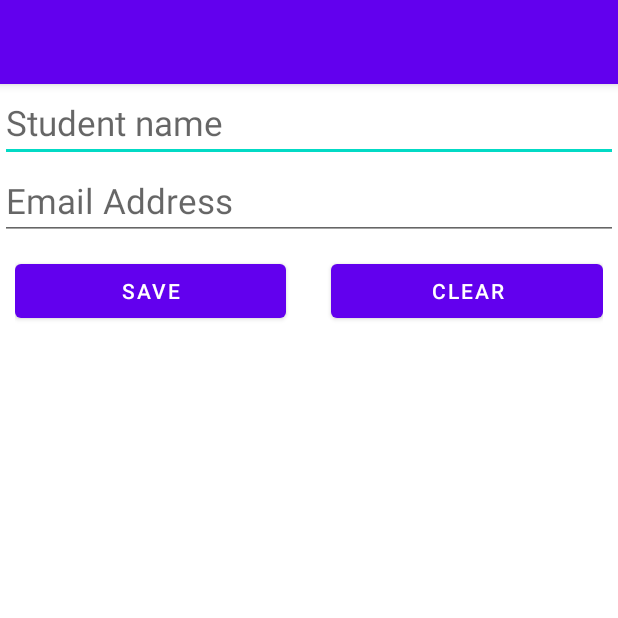
After one commit to gaurav-1pandey/KotLinLearning, an Android app: the CRUD screen opened directly, with no data from a screen before it, on a phone screen of 412 x 824 dp, the top half of it. The commit adds this screen. Run offline under Robolectric (Android 15) with nearby library versions, the phone set to English and light mode, and no system bars; our stand-ins replace Room's generated code.

Commit message:
working on crud

```diff
--- a/app/build.gradle
+++ b/app/build.gradle
@@ -1,6 +1,7 @@
 plugins {
     id 'com.android.application'
     id 'org.jetbrains.kotlin.android'
+    id 'kotlin-kapt'
 }
 
 android {
@@ -47,7 +48,10 @@ dependencies {
     implementation "androidx.lifecycle:lifecycle-livedata-ktx:$lifecycle_version"
     // Lifecycles only (without ViewModel or LiveData)
 
+    def room_version = "2.5.2"
 
+    implementation "androidx.room:room-runtime:$room_version"
+    kapt  "androidx.room:room-compiler:$room_version"
 
     // this was not being added easily .....  to add this i hae changed the gradel
     // version from the gradel wrapper properties to compatible gradel for java 19.0.1
@@ -56,7 +60,7 @@ dependencies {
 
     implementation "androidx.lifecycle:lifecycle-extensions:2.2.0-alpha04"
     implementation "androidx.lifecycle:lifecycle-viewmodel-ktx:2.2.0-alpha04"
-
+    implementation "androidx.room:room-ktx:2.5.2"
     implementation 'androidx.core:core-ktx:1.7.0'
     implementation 'androidx.appcompat:appcompat:1.6.1'
     implementation 'com.google.android.material:material:1.9.0'
--- /dev/null
+++ b/app/src/main/java/com/example/myapplication/CRUD.kt
@@ -0,0 +1,61 @@
+package com.example.myapplication
+
+import androidx.appcompat.app.AppCompatActivity
+import android.os.Bundle
+import android.widget.Button
+import android.widget.EditText
+import androidx.lifecycle.ViewModelProvider
+
+class CRUD : AppCompatActivity() {
+    private lateinit var name:EditText
+    private lateinit var email:EditText
+    private lateinit var save:Button
+    private lateinit var clear:Button
+    private lateinit var viewModel: StudentsViewModel
+
+    override fun onCreate(savedInstanceState: Bundle?) {
+        super.onCreate(savedInstanceState)
+        setContentView(R.layout.activity_crud)
+
+        name =findViewById(R.id.etname)
+        email =findViewById(R.id.etemail)
+        save=findViewById(R.id.btnsave)
+        clear=findViewById(R.id.btnclear)
+
+
+
+
+        val dao = StudentsDatabase.getInstance(application).studentDao()
+        val faactory = StudentViewModelFactory(dao)
+        viewModel = ViewModelProvider(this,faactory).get(StudentsViewModel::class.java)
+
+
+        save.setOnClickListener({
+            savedata()
+
+        })
+
+
+    }
+
+    private fun savedata(){
+        viewModel.insertStudent(
+            Students(0,name.text.toString()
+            , email.text.toString())
+        )
+        email.text.clear()
+        name.text.clear()
+    }
+
+    private fun deletedata(){
+        viewModel.deleteStudent(Students(0,name.text.toString()
+            , email.text.toString()))
+        email.text.clear()
+        name.text.clear()
+    }
+
+    private fun updatedata(){
+        viewModel.updateStudent(Students(0,name.text.toString()
+            , email.text.toString()))
+    }
+}
--- /dev/null
+++ b/app/src/main/java/com/example/myapplication/StudentDAO.kt
@@ -0,0 +1,19 @@
+package com.example.myapplication
+
+import androidx.lifecycle.LiveData
+import androidx.room.*
+
+@Dao
+interface StudentDAO {
+    @Insert
+    suspend fun insertStudent(student : Students)
+
+    @Update
+    suspend fun updateStudent(student : Students)
+
+    @Delete
+    suspend fun deleteStudent(student : Students)
+
+    @Query("SELECT * FROM Students")
+    fun get_all_students():LiveData<List<Students>>
+}
--- /dev/null
+++ b/app/src/main/java/com/example/myapplication/StudentsDatabase.kt
@@ -0,0 +1,29 @@
+package com.example.myapplication
+
+import android.content.Context
+import androidx.room.Database
+import androidx.room.Room
+import androidx.room.RoomDatabase
+
+
+@Database(entities = [Students::class], version = 1, exportSchema = false)
+abstract class StudentsDatabase() : RoomDatabase() {
+    abstract fun studentDao():StudentDAO
+
+    companion object{
+        @Volatile
+        private var Instance : StudentsDatabase? = null
+
+        fun getInstance(context : Context):StudentsDatabase{
+            synchronized(this){
+                var instance=Instance
+                if (instance == null){
+                    instance = Room.databaseBuilder(context.applicationContext
+                        ,StudentsDatabase::class.java,"Students_Database").build()
+
+                }
+                return instance
+            }
+        }
+    }
+}
--- /dev/null
+++ b/app/src/main/java/com/example/myapplication/VideModelFactory.kt
@@ -0,0 +1,15 @@
+package com.example.myapplication
+
+import androidx.lifecycle.ViewModel
+import androidx.lifecycle.ViewModelProvider
+
+class StudentViewModelFactory(
+    private val dao: StudentDAO
+    ) : ViewModelProvider.Factory {
+    override fun <T : ViewModel> create(modelClass: Class<T>): T {
+        if (modelClass.isAssignableFrom((StudentsViewModel::class.java))){
+            return StudentsViewModel(dao) as T
+        }
+        throw IllegalArgumentException("unknown input")
+    }
+}
--- /dev/null
+++ b/app/src/main/res/layout/activity_crud.xml
@@ -0,0 +1,57 @@
+<?xml version="1.0" encoding="utf-8"?>
+<LinearLayout xmlns:android="http://schemas.android.com/apk/res/android"
+    xmlns:app="http://schemas.android.com/apk/res-auto"
+    xmlns:tools="http://schemas.android.com/tools"
+    android:layout_width="match_parent"
+    android:layout_height="match_parent"
+    tools:context=".CRUD"
+    android:orientation="vertical">
+
+    <EditText
+        android:id="@+id/etname"
+        android:layout_width="match_parent"
+        android:layout_height="wrap_content"
+        android:hint="Student name"
+        android:ems="10"
+        android:textSize="23sp"
+        android:inputType="textPersonName"
+        android:text="" />
+
+    <EditText
+        android:id="@+id/etemail"
+        android:layout_width="match_parent"
+        android:layout_height="wrap_content"
+        android:hint="Email Address"
+        android:ems="10"
+        android:textSize="23sp"
+
+        android:inputType="textPersonName"
+        android:text="" />
+
+    <LinearLayout
+        android:layout_width="match_parent"
+        android:layout_height="wrap_content"
+        android:padding="10dp"
+        android:orientation="horizontal">
+
+        <Button
+            android:id="@+id/btnsave"
+            android:layout_width="wrap_content"
+            android:layout_height="wrap_content"
+            android:layout_weight="1"
+            android:text="save" />
+
+        <Button
+            android:id="@+id/btnclear"
+            android:layout_marginLeft="30dp"
+            android:layout_width="wrap_content"
+            android:layout_height="wrap_content"
+            android:layout_weight="1"
+            android:text="clear" />
+    </LinearLayout>
+
+    <androidx.recyclerview.widget.RecyclerView
+        android:id="@+id/rvstudent"
+        android:layout_width="match_parent"
+        android:layout_height="match_parent" />
+</LinearLayout>
```
Also changed, not shown: app/src/main/AndroidManifest.xml (+7 -0 lines), app/src/main/java/com/example/myapplication/MainActivity.kt (+12 -0 lines), app/src/main/java/com/example/myapplication/Students.kt (added, +16 -0 lines), app/src/main/java/com/example/myapplication/StudentsViewModel.kt (added, +27 -0 lines), app/src/main/res/layout/activity_main.xml (+15 -1 lines).
